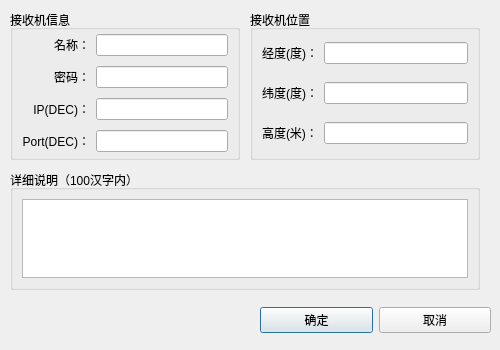
yanghang8612/SMAMMainUI, file widget/dialog/modify_receiver_dialog.ui: the form before one commit.
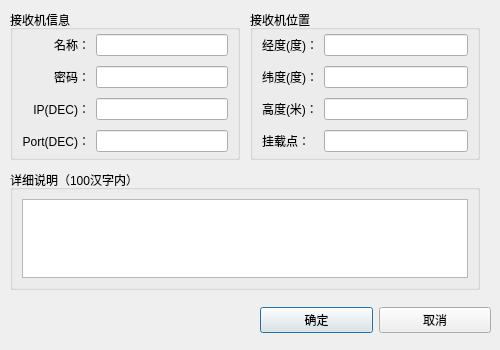
The form after the commit.

Commit message: Add mount to receiver. Change some ui. Fix component status check bug.

```diff
--- a/widget/dialog/modify_receiver_dialog.ui
+++ b/widget/dialog/modify_receiver_dialog.ui
@@ -68,6 +68,16 @@
     <item row="2" column="1">
      <widget class="QLineEdit" name="receiverHeightEdit"/>
     </item>
+    <item row="3" column="0">
+     <widget class="QLabel" name="label_8">
+      <property name="text">
+       <string>挂载点：</string>
+      </property>
+     </widget>
+    </item>
+    <item row="3" column="1">
+     <widget class="QLineEdit" name="receiverMountEdit"/>
+    </item>
    </layout>
   </widget>
   <widget class="QGroupBox" name="infoContainer">
```
Left out of the diff: 27 changed lines with no effect on the pictures. The commit also changes 24 other files.
